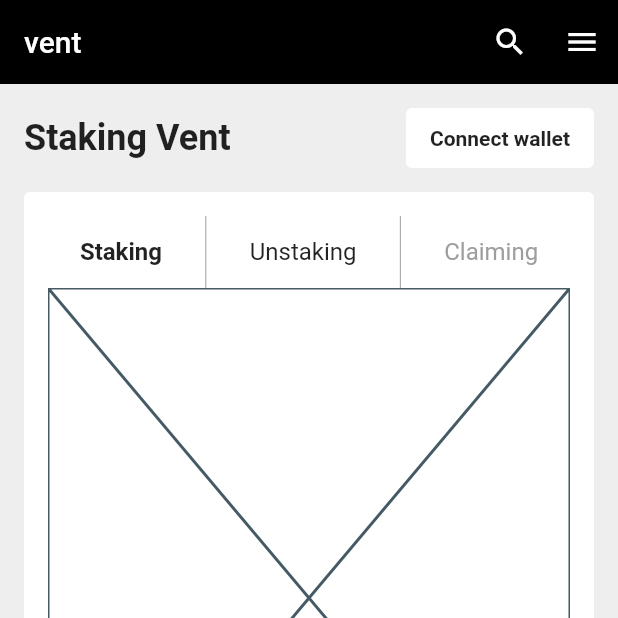
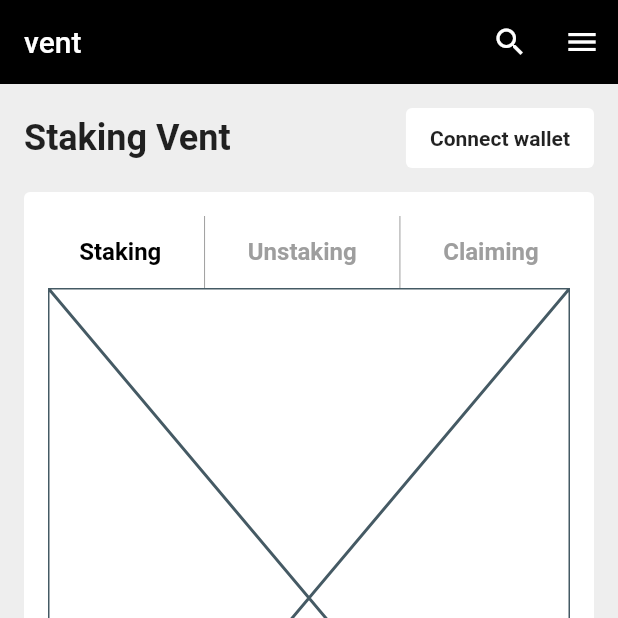
Before and after one commit to JAICHANGPARK/flutter_notebook_19th_story, a Flutter app: the screen it shows after launch, on a phone screen of 412 x 824 dp, the top half of it. Run offline on Flutter 3.47's test engine with Material 2 defaults, Android fonts, the phone set to English and light mode, and no system bars; our stand-ins replace cached_network_image, flutter_riverpod, freezed_annotation, smooth_page_indicator, video_player.

Commit message:
Update staking_main_page.dart

```diff
--- a/lib/ep1117_staking_app/src/ui/staking_main_page.dart
+++ b/lib/ep1117_staking_app/src/ui/staking_main_page.dart
@@ -9,7 +9,7 @@ class StakingMainPage extends StatefulWidget {
 
 class _StakingMainPageState extends State<StakingMainPage> with SingleTickerProviderStateMixin {
   int _tabIndex = 0;
-
+  PageController _pageController = PageController();
   @override
   Widget build(BuildContext context) {
     return Scaffold(
@@ -89,7 +89,8 @@ class _StakingMainPageState extends State<StakingMainPage> with SingleTickerProv
                                 "Staking",
                                 style: TextStyle(
                                   fontSize: 16,
-                                  fontWeight: _tabIndex == 0 ? FontWeight.bold : FontWeight.normal,
+                                  fontWeight: FontWeight.bold,
+                                  color: _tabIndex == 0 ? Colors.black : Colors.grey,
                                 ),
                               ),
                             ),
@@ -106,7 +107,8 @@ class _StakingMainPageState extends State<StakingMainPage> with SingleTickerProv
                                 "Unstaking",
                                 style: TextStyle(
                                   fontSize: 16,
-                                  fontWeight: _tabIndex == 1 ? FontWeight.bold : FontWeight.normal,
+                                  fontWeight: FontWeight.bold,
+                                  color: _tabIndex == 1 ? Colors.black : Colors.grey,
                                 ),
                               ),
                             ),
@@ -122,9 +124,10 @@ class _StakingMainPageState extends State<StakingMainPage> with SingleTickerProv
                               child: Text(
                                 "Claiming",
                                 style: TextStyle(
-                                    fontSize: 16,
-                                    fontWeight: _tabIndex == 2 ? FontWeight.bold : FontWeight.normal,
-                                    color: _tabIndex == 2 ? Colors.black : Colors.grey),
+                                  fontSize: 16,
+                                  fontWeight: FontWeight.bold,
+                                  color: _tabIndex == 2 ? Colors.black : Colors.grey,
+                                ),
                               ),
                             ),
                           ],
@@ -132,6 +135,7 @@ class _StakingMainPageState extends State<StakingMainPage> with SingleTickerProv
                       ),
                       Expanded(
                         child: PageView(
+                          controller: _pageController,
                           children: [
                             Column(
                               children: [
```
